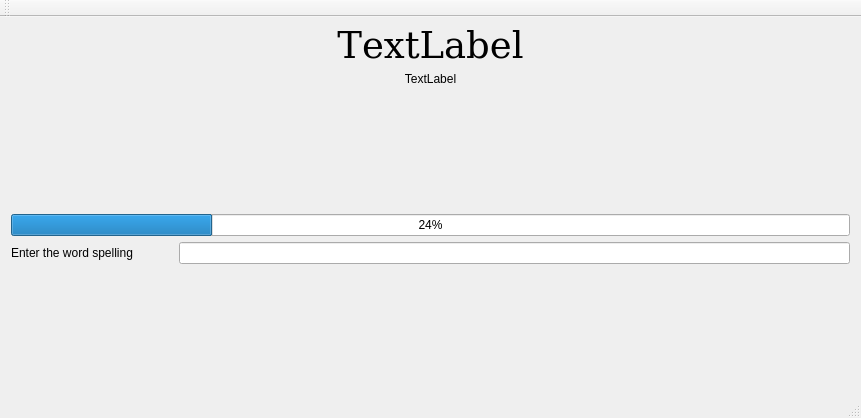
First picture: the form in mainwindow.ui, repository sameday85/bee-gt5, before the edit.
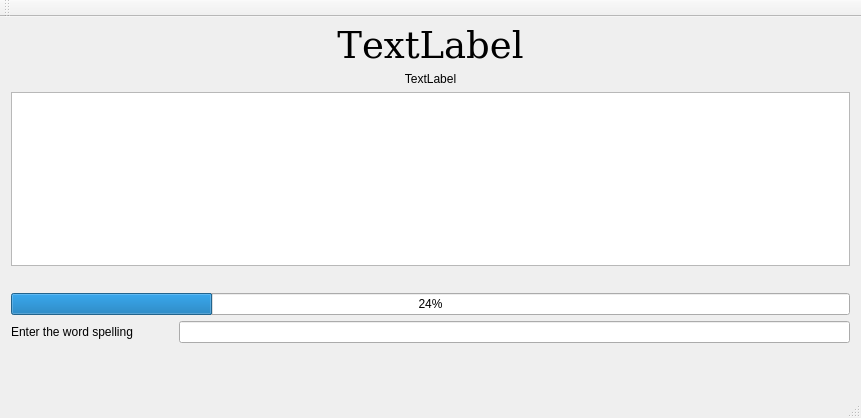
Second picture: the form after the edit.

Patch:
```diff
--- a/mainwindow.ui
+++ b/mainwindow.ui
@@ -77,6 +77,9 @@
       </property>
      </widget>
     </item>
+    <item>
+     <widget class="QTextEdit" name="textEdit"/>
+    </item>
     <item>
      <spacer name="verticalSpacer_2">
       <property name="orientation">
@@ -90,13 +93,6 @@
       </property>
      </spacer>
     </item>
-    <item>
-     <widget class="QLabel" name="labelWordDetails">
-      <property name="text">
-       <string/>
-      </property>
-     </widget>
-    </item>
     <item>
      <widget class="QProgressBar" name="progressBar">
       <property name="maximumSize">
```
